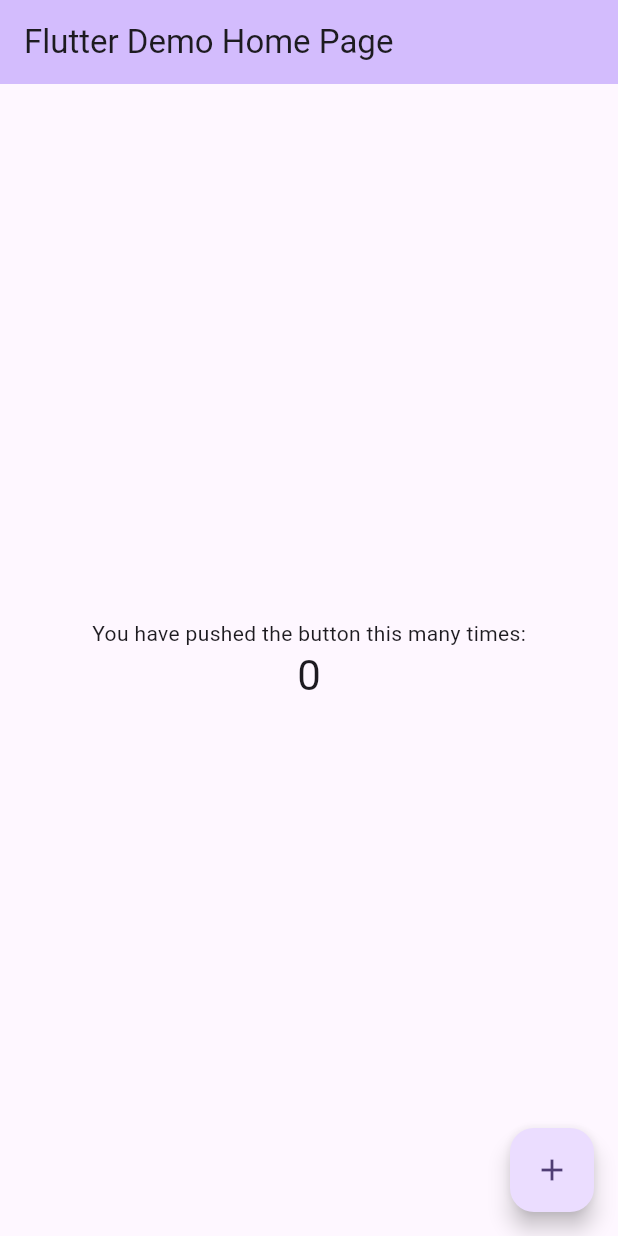
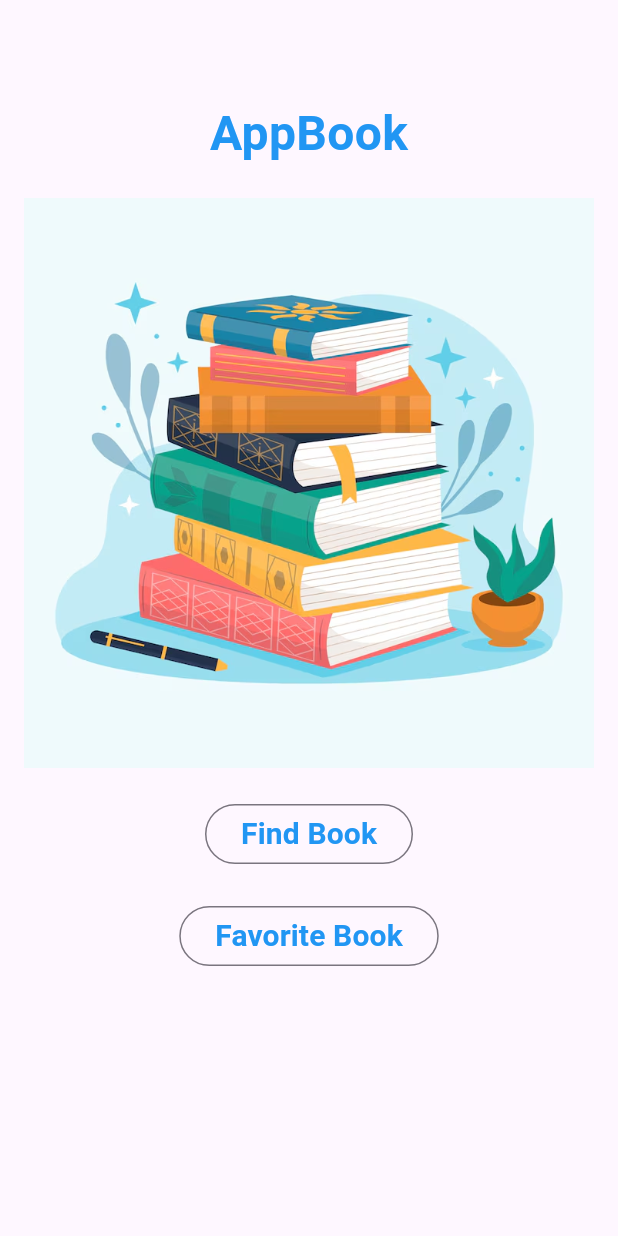
Before and after one commit to Al3xiel/practica_ef, a Flutter app: the screen it shows after launch, on a phone screen of 412 x 824 dp. Run offline on Flutter 3.47's test engine with Material 3 defaults, Android fonts, the phone set to English and light mode, and no system bars.

Commit message:
feat(home): implement home screen with branding and navigation

```diff
--- a/lib/main.dart
+++ b/lib/main.dart
@@ -1,4 +1,5 @@
 import 'package:flutter/material.dart';
+import 'package:prac_ef/views/home.dart';
 
 void main() {
   runApp(const MyApp());
@@ -13,110 +14,9 @@ class MyApp extends StatelessWidget {
     return MaterialApp(
       title: 'Flutter Demo',
       theme: ThemeData(
-        // This is the theme of your application.
-        //
-        // TRY THIS: Try running your application with "flutter run". You'll see
-        // the application has a purple toolbar. Then, without quitting the app,
-        // try changing the seedColor in the colorScheme below to Colors.green
-        // and then invoke "hot reload" (save your changes or press the "hot
-        // reload" button in a Flutter-supported IDE, or press "r" if you used
-        // the command line to start the app).
-        //
-        // Notice that the counter didn't reset back to zero; the application
-        // state is not lost during the reload. To reset the state, use hot
-        // restart instead.
-        //
-        // This works for code too, not just values: Most code changes can be
-        // tested with just a hot reload.
         colorScheme: ColorScheme.fromSeed(seedColor: Colors.deepPurple),
       ),
-      home: const MyHomePage(title: 'Flutter Demo Home Page'),
+      home: Home()
     );
   }
 }
-
-class MyHomePage extends StatefulWidget {
-  const MyHomePage({super.key, required this.title});
-
-  // This widget is the home page of your application. It is stateful, meaning
-  // that it has a State object (defined below) that contains fields that affect
-  // how it looks.
-
-  // This class is the configuration for the state. It holds the values (in this
-  // case the title) provided by the parent (in this case the App widget) and
-  // used by the build method of the State. Fields in a Widget subclass are
-  // always marked "final".
-
-  final String title;
-
-  @override
-  State<MyHomePage> createState() => _MyHomePageState();
-}
-
-class _MyHomePageState extends State<MyHomePage> {
-  int _counter = 0;
-
-  void _incrementCounter() {
-    setState(() {
-      // This call to setState tells the Flutter framework that something has
-      // changed in this State, which causes it to rerun the build method below
-      // so that the display can reflect the updated values. If we changed
-      // _counter without calling setState(), then the build method would not be
-      // called again, and so nothing would appear to happen.
-      _counter++;
-    });
-  }
-
-  @override
-  Widget build(BuildContext context) {
-    // This method is rerun every time setState is called, for instance as done
-    // by the _incrementCounter method above.
-    //
-    // The Flutter framework has been optimized to make rerunning build methods
-    // fast, so that you can just rebuild anything that needs updating rather
-    // than having to individually change instances of widgets.
-    return Scaffold(
-      appBar: AppBar(
-        // TRY THIS: Try changing the color here to a specific color (to
-        // Colors.amber, perhaps?) and trigger a hot reload to see the AppBar
-        // change color while the other colors stay the same.
-        backgroundColor: Theme.of(context).colorScheme.inversePrimary,
-        // Here we take the value from the MyHomePage object that was created by
-        // the App.build method, and use it to set our appbar title.
-        title: Text(widget.title),
-      ),
-      body: Center(
-        // Center is a layout widget. It takes a single child and positions it
-        // in the middle of the parent.
-        child: Column(
-          // Column is also a layout widget. It takes a list of children and
-          // arranges them vertically. By default, it sizes itself to fit its
-          // children horizontally, and tries to be as tall as its parent.
-          //
-          // Column has various properties to control how it sizes itself and
-          // how it positions its children. Here we use mainAxisAlignment to
-          // center the children vertically; the main axis here is the vertical
-          // axis because Columns are vertical (the cross axis would be
-          // horizontal).
-          //
-          // TRY THIS: Invoke "debug painting" (choose the "Toggle Debug Paint"
-          // action in the IDE, or press "p" in the console), to see the
-          // wireframe for each widget.
-          mainAxisAlignment: MainAxisAlignment.center,
-          children: <Widget>[
-            const Text('You have pushed the button this many times:'),
-            Text(
-              '$_counter',
-              style: Theme.of(context).textTheme.headlineMedium,
-            ),
-          ],
-        ),
-      ),
-      floatingActionButton: FloatingActionButton(
-        onPressed: _incrementCounter,
-        tooltip: 'Increment',
-        child: const Icon(Icons.add),
-      ), // This trailing comma makes auto-formatting nicer for build methods.
-    );
-  }
-}
--- /dev/null
+++ b/lib/views/home.dart
@@ -0,0 +1,64 @@
+import 'package:flutter/material.dart';
+
+class Home extends StatelessWidget {
+  const Home({super.key});
+
+  @override
+  Widget build(BuildContext context) {
+    return Scaffold(
+      body: Padding(
+        padding: const EdgeInsets.all(16.0),
+        child: Column(
+          children: [
+            SizedBox(height: 50),
+            Center(
+              child: Text("AppBook",
+                style: TextStyle(
+                  fontSize: 32,
+                  fontWeight: FontWeight.bold,
+                  color: Colors.blue
+                )
+              ),
+            ),
+            SizedBox(height: 20),
+            Center(child: Image.asset('images/brand-logo.png')),
+            SizedBox(height: 20),
+            Center(
+                child:
+                OutlinedButton(
+                    onPressed: (){
+                      Navigator.pushNamed(context, '/search');
+                    },
+                    child:
+                    Text("Find Book",
+                      style: TextStyle(
+                        fontSize: 20,
+                        fontWeight: FontWeight.bold,
+                        color: Colors.blue
+                      )
+                    )
+                ),
+            ),
+            SizedBox(height: 20),
+            Center(
+              child:
+              OutlinedButton(
+                  onPressed: (){
+                    Navigator.pushNamed(context, '/search');
+                  },
+                  child:
+                  Text("Favorite Book",
+                      style: TextStyle(
+                          fontSize: 20,
+                          fontWeight: FontWeight.bold,
+                          color: Colors.blue
+                      )
+                  )
+              ),
+            ),
+          ],
+        ),
+      )
+    );
+  }
+}
```
